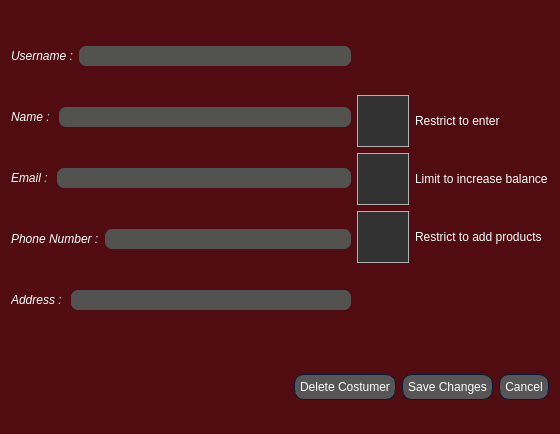
Above: AP/edit_costumer_dialog.ui from AP-projects-4001/Guys before the change. Below: the same form after it.
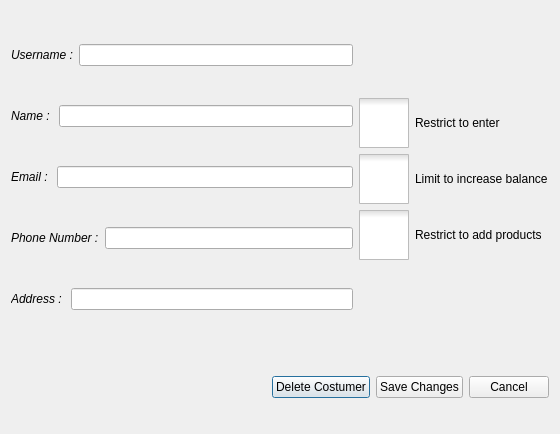
That is the form after the change. Icons and pictures are not drawn.

What changed in the file:
```diff
--- a/AP/edit_costumer_dialog.ui
+++ b/AP/edit_costumer_dialog.ui
@@ -13,677 +13,6 @@
   <property name="windowTitle">
    <string>Dialog</string>
   </property>
-  <property name="styleSheet">
-   <string notr="true">
-QWidget
-{
-	background-color: #500c10;
-	color: #ffffff;
-	border-color: #051a39;
-
-}
-
-
-QLabel
-{
-	background-color: transparent;
-	color: #ffffff;
-
-}
-
-
-QToolTip
-{
-	border : 1px solid #500c10;
-	background-color: #26264f;
-	color: #ffffff;
-	border-color: #051a39;
-
-}
-QPushButton
-{
-	background-color: #565656;
-	color: #ffffff;
-	border-style: solid;
-	border-width: 1px;
-	border-radius: 10px;
-	border-color: #051a39;
-	padding: 5px;
-
-}
-
-
-QPushButton::disabled
-{
-	background-color: #404040;
-	color: #656565;
-	border-color: #051a39;
-
-}
-
-
-QPushButton::hover
-{
-	background-color: #8399ff;
-	color: #ffffff;
-	border-style: solid;
-	border-width: 1px;
-	border-radius: 10px;
-	border-color: #051a39;
-	padding: 5px;
-}
-
-
-QPushButton::pressed
-{
-	background-color: #4969ff;
-	color: #ffffff;
-	border-style: solid;
-	border-width: 1px;
-	border-radius: 10px;
-	border-color: #051a39;
-	padding: 5px;
-
-}
-
-QComboBox
-{
-    background-color: #565656;
-    border: 1px solid;
-    border-radius: 3px;
-    padding-left: 6px;
-    color: #ffffff;
-    height: 20px;
-
-}
-
-
-QComboBox::disabled
-{
-	background-color: #404040;
-	color: #656565;
-	border-color: #051a39;
-
-}
-
-
-QComboBox:hover
-{
-    background-color: #8399ff;
-}
-
-
-QComboBox:on
-{
-    background-color: #4969ff;
-
-}
-
-
-QComboBox QAbstractItemView
-{
-    background-color: #383838;
-    color: #ffffff;
-    border: 1px solid black;
-    selection-background-color: #4969ff;
-    selection-color: #ffffff;
-    outline: 0;
-
-}
-
-QComboBox::drop-down
-{
-    subcontrol-origin: padding;
-    subcontrol-position: top right;
-    width: 15px;
-    border-left-width: 0px;
-    border-left-color: darkgray;
-    border-left-style: solid; 
-    border-top-right-radius: 3px; 
-    border-bottom-right-radius: 3px;
-
-}
-
-
-QComboBox::down-arrow
-{
-    image: url(://arrow-down.png);
-    width: 8px;
-    height: 8px;
-}
-
-
-QSpinBox
-{
-	background-color: #525251;
-	color: #ffffff;
-	border: 1px solid #051a39;
-	border-radius: 3px;
-	padding : 2px;
-}
-
-QLineEdit
-{
-	background-color: #525251;
-	color: #ffffff;
-	border-width: 1px;
-	border-radius: 7px;
-	border-color: #051a39;
-	padding: 2px;
-
-}
-
-QLineEdit::disabled
-{
-	background-color: #404040;
-	color: #656565;
-	border-width: 1px;
-	border-radius: 7px;
-	border-color: #051a39;
-	padding: 2px;
-
-}
-
-QTextEdit
-{
-	background-color: #ffffff;
-	color: #010201;
-	border-color: #051a39;
-
-}
-
-
-QTextEdit::disabled
-{
-	background-color: #404040;
-	color: #656565;
-	border-color: #051a39;
-
-}
-
-QCheckBox::indicator
-{
-    color: #b1b1b1;
-    background-color: #323232;
-    border: 1px solid #b1b1b1;
-    width: 12px;
-    height: 12px;
-
-}
-
-
-QCheckBox::indicator:checked
-{
-    image:url(://checkbox.png);
-    border: 1px solid #565656;
-
-}
-
-
-QCheckBox::disabled
-{
-	color: #656565;
-
-}
-
-
-QCheckBox::indicator:disabled
-{
-	background-color: #656565;
-	color: #656565;
-    border: 1px solid #656565;
-
-}
-
-
-QRadioButton::indicator::unchecked
-{ 
-	border: 2px inset gray; 
-	border-radius: 5px; 
-	background-color:  #fff;
-	width: 9px; 
-	height: 9px; 
-
-}
-
-
-QRadioButton::indicator::unchecked:hover
-{ 
-	border: 2px solid #565656; 
-	border-radius: 5px; 
-	background-color:  #fff;
-	width: 9px; 
-	height: 9px; 
-
-}
-
-
-QRadioButton::indicator::checked
-{ 
-	border: 2px inset darkgray; 
-	border-radius: 5px; 
-	background-color: #4969ff; 
-	width: 9px; 
-	height: 9px; 
-
-}
-
-
-QRadioButton::disabled
-{
-	color: #656565;
-
-}
-
-
-QRadioButton::indicator:disabled
-{
-	background-color: #656565;
-	color: #656565;
-    border: 2px solid #656565;
-
-}
-
-
-QTableView
-{
-    background-color: #242526;
-    border: 1px solid #32414B;
-    color: #f0f0f0;
-    gridline-color: #8faaff;
-    outline : 0;
-
-}
-
-
-QTableView::disabled
-{
-    background-color: #242526;
-    border: 1px solid #32414B;
-    color: #656565;
-    gridline-color: #656565;
-    outline : 0;
-
-}
-
-
-QTableView::item:hover 
-{
-    background-color: #26264f;
-    color: #f0f0f0;
-
-}
-
-
-QTableView::item:selected 
-{
-    background-color: #1a1b1c;
-    border: 2px solid #4969ff;
-    color: #F0F0F0;
-
-}
-
-
-QTableView::item:selected:disabled
-{
-    background-color: #1a1b1c;
-    border: 2px solid #525251;
-    color: #656565;
-
-}
-
-
-QTableCornerButton::section
-{
-    background-color: #505050;
-    color: #fff;
-
-}
-
-
-QHeaderView::section
-{
-    background-color: #525251;
-    color: #fff;
-    text-align: left;
-	padding: 4px;
-	
-}
-
-
-QHeaderView::section:disabled
-{
-    background-color: #525251;
-    color: #656565;
-
-}
-
-
-
-
-
-
-QHeaderView::section::vertical::first,
-QHeaderView::section::vertical::only-one
-{
-    border-top: 1px solid #353635;
-
-}
-
-
-QHeaderView::section::vertical
-{
-    border-top: 1px solid #353635;
-
-}
-
-
-QHeaderView::section::horizontal::first,
-QHeaderView::section::horizontal::only-one
-{
-    border-left: 1px solid #353635;
-
-}
-
-
-QHeaderView::section::horizontal
-{
-    border-left: 1px solid #353635;
-
-}
-
-
-QTabBar::tab
-{
-	background-color: #262626;
-	color: #ffffff;
-	border-style: solid;
-	border-width: 1px;
-	border-top-left-radius: 3px;
-	border-top-right-radius: 3px;
-	border-color: #051a39;
-	padding: 5px;
-
-}
-
-
-QTabBar::tab:disabled
-{
-	background-color: #656565;
-	color: #656565;
-}
-
-
-QTabWidget::pane 
-{
-	background-color: #262626;
-	color: #ffffff;
-    border: 1px solid;
-    border-color: #565656;
-
-}
-
-
-QTabBar::tab:selected
-{
-    background-color: #565656;
-	color: #ffffff;
-	border-style: solid;
-	border-width: 1px;
-	border-top-left-radius: 3px;
-	border-top-right-radius: 3px;
-	border-color: #051a39;
-	padding: 5px;
-
-}
-
-
-QTabBar::tab:selected:disabled
-{
-	background-color: #404040;
-	color: #656565;
-
-}
-
-
-QTabBar::tab:!selected 
-{
-    background-color: #262626;
-
-}
-
-
-QTabBar::tab:!selected:hover 
-{
-    background-color: #8399ff;
-
-}
-
-
-QTabBar::tab:top:!selected 
-{
-    margin-top: 3px;
-
-}
-
-
-QTabBar::tab:bottom:!selected 
-{
-    margin-bottom: 3px;
-
-}
-
-
-QTabBar::tab:top, QTabBar::tab:bottom 
-{
-    min-width: 8ex;
-    margin-right: -1px;
-    padding: 5px 10px 5px 10px;
-
-}
-
-
-QTabBar::tab:top:selected 
-{
-    border-bottom-color: none;
-
-}
-
-
-QTabBar::tab:bottom:selected 
-{
-    border-top-color: none;
-
-}
-
-
-QTabBar::tab:top:last, QTabBar::tab:bottom:last,
-QTabBar::tab:top:only-one, QTabBar::tab:bottom:only-one 
-{
-    margin-right: 0;
-
-}
-
-
-QTabBar::tab:left:!selected 
-{
-    margin-right: 3px;
-
-}
-
-
-QTabBar::tab:right:!selected
-{
-    margin-left: 3px;
-
-}
-
-
-QTabBar::tab:left, QTabBar::tab:right 
-{
-    min-height: 8ex;
-    margin-bottom: -1px;
-    padding: 10px 5px 10px 5px;
-
-}
-
-
-QTabBar::tab:left:selected 
-{
-    border-left-color: none;
-
-}
-
-
-QTabBar::tab:right:selected 
-{
-    border-right-color: none;
-
-}
-
-
-QTabBar::tab:left:last, QTabBar::tab:right:last,
-QTabBar::tab:left:only-one, QTabBar::tab:right:only-one 
-{
-    margin-bottom: 0;
-
-}
-
-
-QScrollBar:horizontal
-{
-    border: 1px solid #222222;
-    background-color: #3d3d3d;
-    height: 13px;
-    margin: 0px 16px 0 16px;
-
-}
-
-
-QScrollBar::handle:horizontal
-{
-    background: #565656;
-    min-height: 20px;
-
-}
-
-
-QScrollBar::add-line:horizontal
-{
-    border: 1px solid #1b1b19;
-    background-color: #565656;
-    width: 14px;
-    subcontrol-position: right;
-    subcontrol-origin: margin;
-
-}
-
-
-QScrollBar::sub-line:horizontal
-{
-    border: 1px solid #1b1b19;
-    background-color: #565656;
-    width: 14px;
-    subcontrol-position: left;
-    subcontrol-origin: margin;
-
-}
-
-
-QScrollBar::right-arrow:horizontal
-{
-    width: 6px;
-    height: 6px;
-
-}
-
-
-QScrollBar::left-arrow:horizontal
-{
-    width: 6px;
-    height: 6px;
-
-}
-
-
-QScrollBar::add-page:horizontal, QScrollBar::sub-page:horizontal
-{
-    background: none;
-
-}
-
-
-QScrollBar:vertical
-{
-    background-color: #3d3d3d;
-    width: 13px;
-    margin: 16px 0 16px 0;
-    border: 1px solid #222222;
-
-}
-
-
-QScrollBar::handle:vertical
-{
-    background-color: #565656;
-    min-height: 20px;
-
-}
-
-
-QScrollBar::add-line:vertical
-{
-    border: 1px solid #1b1b19;
-    background-color: #565656;
-    height: 14px;
-    subcontrol-position: bottom;
-    subcontrol-origin: margin;
-
-}
-
-
-QScrollBar::sub-line:vertical
-{
-    border: 1px solid #1b1b19;
-    background-color: #565656;
-    height: 14px;
-    subcontrol-position: top;
-    subcontrol-origin: margin;
-
-}
-
-
-QScrollBar::up-arrow:vertical
-{
-    width: 6px;
-    height: 6px;
-
-}
-
-
-QScrollBar::down-arrow:vertical
-{
-    width: 6px;
-    height: 6px;
-
-}
-
-
-QScrollBar::add-page:vertical, QScrollBar::sub-page:vertical
-{
-    background: none;
-
-}
-
-QStatusBar
-{
-	background-color: #565656;
-	color: #ffffff;
-	border-color: #051a39;
-
-}
-</string>
-  </property>
   <layout class="QGridLayout" name="gridLayout">
    <item row="0" column="0">
     <layout class="QVBoxLayout" name="verticalLayout_5">
```
